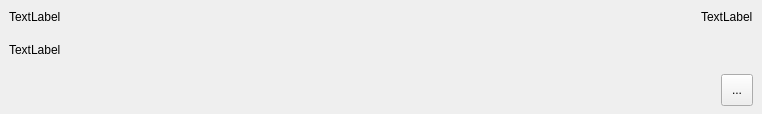
fengersoft/myreflection, file src/widgets/subjectwidget.ui: the form before one commit.
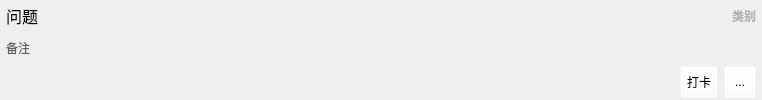
The form after the commit. Icons and pictures are not drawn.

Diff of the .ui file:
```diff
--- a/src/widgets/subjectwidget.ui
+++ b/src/widgets/subjectwidget.ui
@@ -7,7 +7,7 @@
     <x>0</x>
     <y>0</y>
     <width>762</width>
-    <height>114</height>
+    <height>100</height>
    </rect>
   </property>
   <property name="windowTitle">
@@ -18,23 +18,37 @@
     <number>0</number>
    </property>
    <property name="leftMargin">
-    <number>9</number>
+    <number>6</number>
    </property>
    <property name="topMargin">
     <number>0</number>
    </property>
    <property name="rightMargin">
-    <number>9</number>
+    <number>6</number>
    </property>
    <property name="bottomMargin">
     <number>0</number>
    </property>
    <item>
     <layout class="QHBoxLayout" name="horizontalLayout">
+     <property name="leftMargin">
+      <number>0</number>
+     </property>
      <item>
       <widget class="QLabel" name="lblSubject">
+       <property name="minimumSize">
+        <size>
+         <width>500</width>
+         <height>0</height>
+        </size>
+       </property>
+       <property name="font">
+        <font>
+         <pointsize>12</pointsize>
+        </font>
+       </property>
        <property name="text">
-        <string>TextLabel</string>
+        <string>问题</string>
        </property>
       </widget>
      </item>
@@ -52,27 +66,55 @@
       </spacer>
      </item>
      <item>
-      <widget class="QLabel" name="label_3">
+      <widget class="QLabel" name="lblCate">
+       <property name="minimumSize">
+        <size>
+         <width>100</width>
+         <height>0</height>
+        </size>
+       </property>
+       <property name="font">
+        <font>
+         <weight>75</weight>
+         <bold>true</bold>
+        </font>
+       </property>
+       <property name="styleSheet">
+        <string notr="true">color: rgb(179, 179, 179);</string>
+       </property>
        <property name="text">
-        <string>TextLabel</string>
+        <string>类别</string>
+       </property>
+       <property name="alignment">
+        <set>Qt::AlignRight|Qt::AlignTrailing|Qt::AlignVCenter</set>
        </property>
       </widget>
      </item>
     </layout>
    </item>
    <item>
-    <widget class="QLabel" name="label_2">
+    <widget class="QLabel" name="lblRemark">
+     <property name="font">
+      <font>
+       <pointsize>9</pointsize>
+      </font>
+     </property>
+     <property name="styleSheet">
+      <string notr="true">#lblRemark{
+	color: rgb(97, 97, 97);
+}</string>
+     </property>
      <property name="text">
-      <string>TextLabel</string>
+      <string>备注</string>
      </property>
     </widget>
    </item>
    <item>
-    <widget class="QWidget" name="widget" native="true">
+    <widget class="QWidget" name="wgtTools" native="true">
      <property name="minimumSize">
       <size>
        <width>0</width>
-       <height>48</height>
+       <height>36</height>
       </size>
      </property>
      <property name="maximumSize">
@@ -81,6 +123,13 @@
        <height>48</height>
       </size>
      </property>
+     <property name="styleSheet">
+      <string notr="true">#wgtTools QToolButton
+{
+   
+	background-color: rgba(255, 255, 255, 0);
+}</string>
+     </property>
      <layout class="QHBoxLayout" name="horizontalLayout_2">
       <property name="leftMargin">
        <number>0</number>
@@ -107,6 +156,38 @@
         </property>
        </spacer>
       </item>
+      <item>
+       <widget class="QToolButton" name="btnCard">
+        <property name="minimumSize">
+         <size>
+          <width>0</width>
+          <height>32</height>
+         </size>
+        </property>
+        <property name="maximumSize">
+         <size>
+          <width>80</width>
+          <height>16777215</height>
+         </size>
+        </property>
+        <property name="text">
+         <string>打卡</string>
+        </property>
+        <property name="icon">
+         <iconset resource="../../app.qrc">
+          <normaloff>:/res/card.png</normaloff>:/res/card.png</iconset>
+        </property>
+        <property name="iconSize">
+         <size>
+          <width>24</width>
+          <height>24</height>
+         </size>
+        </property>
+        <property name="toolButtonStyle">
+         <enum>Qt::ToolButtonTextBesideIcon</enum>
+        </property>
+       </widget>
+      </item>
       <item>
        <widget class="QToolButton" name="btnInfos">
         <property name="minimumSize">
@@ -118,6 +199,16 @@
         <property name="text">
          <string>...</string>
         </property>
+        <property name="icon">
+         <iconset resource="../../app.qrc">
+          <normaloff>:/res/info.png</normaloff>:/res/info.png</iconset>
+        </property>
+        <property name="iconSize">
+         <size>
+          <width>24</width>
+          <height>24</height>
+         </size>
+        </property>
        </widget>
       </item>
      </layout>
```
Left out of the diff: 4 changed lines with no effect on the pictures.
